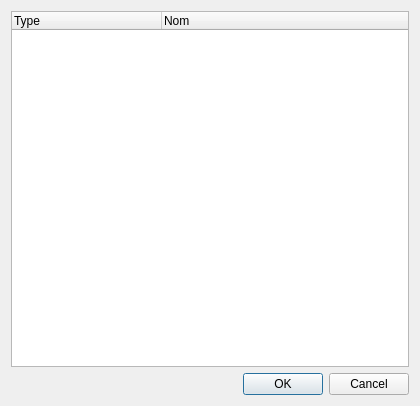
The window that data/dialogiolist.ui (calaos/calaos_installer) describes before a commit, drawn with Qt 5.
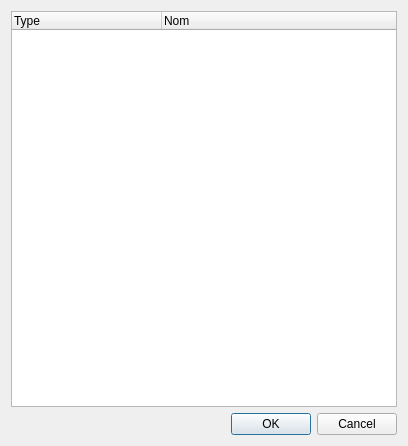
The same window after the commit. Icons and pictures are not drawn.

Patch:
```diff
--- a/data/dialogiolist.ui
+++ b/data/dialogiolist.ui
@@ -6,8 +6,8 @@
    <rect>
     <x>0</x>
     <y>0</y>
-    <width>420</width>
-    <height>406</height>
+    <width>408</width>
+    <height>446</height>
    </rect>
   </property>
   <property name="windowTitle">
```
Left out of the diff: 7 changed lines with no effect on the pictures.
